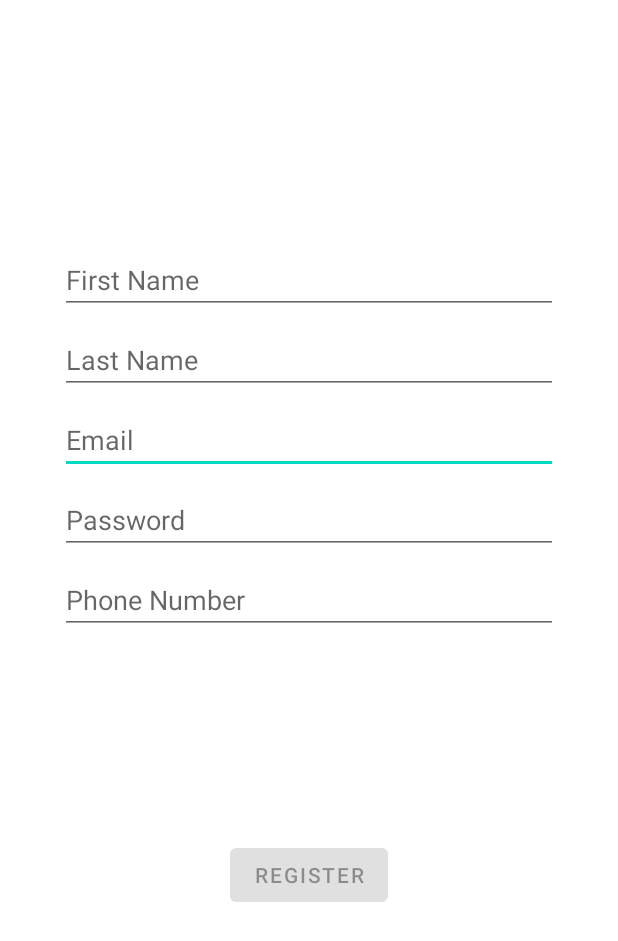
After one commit to Dy-123/XMS, an Android app: the layout activity_register.xml on its own in the app's theme, with its tools: preview values and no code run, on a phone screen of 412 x 824 dp. The commit adds this screen. Shown: the top 941 px of the screen. Run offline under Robolectric (Android 15) with nearby library versions, the phone set to English and light mode, and no system bars.

Commit message:
loginRegisterBasicLayoutImplementation

```diff
--- a/app/build.gradle
+++ b/app/build.gradle
@@ -33,6 +33,9 @@
     implementation 'androidx.appcompat:appcompat:1.2.0'
     implementation 'com.google.android.material:material:1.3.0'
     implementation 'androidx.constraintlayout:constraintlayout:2.0.4'
+    implementation 'androidx.annotation:annotation:1.1.0'
+    implementation 'androidx.lifecycle:lifecycle-livedata-ktx:2.2.0'
+    implementation 'androidx.lifecycle:lifecycle-viewmodel-ktx:2.2.0'
     testImplementation 'junit:junit:4.+'
     androidTestImplementation 'androidx.test.ext:junit:1.1.2'
     androidTestImplementation 'androidx.test.espresso:espresso-core:3.3.0'
--- a/app/src/main/AndroidManifest.xml
+++ b/app/src/main/AndroidManifest.xml
@@ -9,6 +9,9 @@
         android:roundIcon="@mipmap/ic_launcher_round"
         android:supportsRtl="true"
         android:theme="@style/Theme.XMS">
+        <activity
+            android:name=".ui.login.LoginActivity"
+            android:label="@string/title_activity_login"></activity>
         <activity android:name=".MainActivity">
             <intent-filter>
                 <action android:name="android.intent.action.MAIN" />
--- /dev/null
+++ b/app/src/main/res/layout/activity_register.xml
@@ -0,0 +1,118 @@
+<?xml version="1.0" encoding="utf-8"?>
+<androidx.constraintlayout.widget.ConstraintLayout xmlns:android="http://schemas.android.com/apk/res/android"
+    xmlns:app="http://schemas.android.com/apk/res-auto"
+    xmlns:tools="http://schemas.android.com/tools"
+    android:id="@+id/login"
+    android:layout_width="match_parent"
+    android:layout_height="match_parent"
+    android:paddingLeft="@dimen/activity_horizontal_margin"
+    android:paddingTop="@dimen/activity_vertical_margin"
+    android:paddingRight="@dimen/activity_horizontal_margin"
+    android:paddingBottom="@dimen/activity_vertical_margin"
+    tools:context=".ui.login.LoginActivity">
+
+    <EditText
+        android:id="@+id/etusername"
+        android:layout_width="0dp"
+        android:layout_height="wrap_content"
+        android:layout_marginStart="24dp"
+        android:layout_marginTop="8dp"
+        android:layout_marginEnd="24dp"
+        android:hint="@string/prompt_email"
+        android:inputType="textEmailAddress"
+        android:selectAllOnFocus="true"
+        app:layout_constraintEnd_toEndOf="parent"
+        app:layout_constraintHorizontal_bias="1.0"
+        app:layout_constraintStart_toStartOf="parent"
+        app:layout_constraintTop_toBottomOf="@+id/etsname" />
+
+    <EditText
+        android:id="@+id/etpassword"
+        android:layout_width="0dp"
+        android:layout_height="wrap_content"
+        android:layout_marginStart="24dp"
+        android:layout_marginTop="8dp"
+        android:layout_marginEnd="24dp"
+        android:hint="@string/prompt_password"
+        android:imeActionLabel="@string/action_sign_in_short"
+        android:imeOptions="actionDone"
+        android:inputType="textPassword"
+        android:selectAllOnFocus="true"
+        app:layout_constraintEnd_toEndOf="parent"
+        app:layout_constraintStart_toStartOf="parent"
+        app:layout_constraintTop_toBottomOf="@+id/etusername" />
+
+    <Button
+        android:id="@+id/btnRegister"
+        android:layout_width="wrap_content"
+        android:layout_height="wrap_content"
+        android:layout_gravity="start"
+        android:layout_marginStart="48dp"
+        android:layout_marginEnd="48dp"
+        android:layout_marginBottom="64dp"
+        android:enabled="false"
+        android:text="Register"
+        app:layout_constraintBottom_toBottomOf="parent"
+        app:layout_constraintEnd_toEndOf="parent"
+        app:layout_constraintStart_toStartOf="parent"
+        app:layout_constraintTop_toBottomOf="@+id/etphone" />
+
+    <ProgressBar
+        android:id="@+id/loading"
+        android:layout_width="wrap_content"
+        android:layout_height="wrap_content"
+        android:layout_gravity="center"
+        android:layout_marginStart="32dp"
+        android:layout_marginTop="64dp"
+        android:layout_marginEnd="32dp"
+        android:layout_marginBottom="64dp"
+        android:visibility="gone"
+        app:layout_constraintBottom_toBottomOf="parent"
+        app:layout_constraintEnd_toEndOf="@+id/etpassword"
+        app:layout_constraintStart_toStartOf="@+id/etpassword"
+        app:layout_constraintTop_toTopOf="parent"
+        app:layout_constraintVertical_bias="0.3" />
+
+    <EditText
+        android:id="@+id/etsname"
+        android:layout_width="0dp"
+        android:layout_height="wrap_content"
+        android:layout_marginStart="24dp"
+        android:layout_marginTop="8dp"
+        android:layout_marginEnd="24dp"
+        android:ems="10"
+        android:hint="Last Name"
+        android:inputType="textPersonName"
+        app:layout_constraintEnd_toEndOf="parent"
+        app:layout_constraintStart_toStartOf="parent"
+        app:layout_constraintTop_toBottomOf="@+id/etname" />
+
+    <EditText
+        android:id="@+id/etname"
+        android:layout_width="0dp"
+        android:layout_height="wrap_content"
+        android:layout_marginStart="24dp"
+        android:layout_marginTop="148dp"
+        android:layout_marginEnd="24dp"
+        android:ems="10"
+        android:hint="First Name"
+        android:inputType="textPersonName"
+        app:layout_constraintEnd_toEndOf="parent"
+        app:layout_constraintStart_toStartOf="parent"
+        app:layout_constraintTop_toTopOf="parent" />
+
+    <EditText
+        android:id="@+id/etphone"
+        android:layout_width="0dp"
+        android:layout_height="wrap_content"
+        android:layout_marginStart="24dp"
+        android:layout_marginTop="8dp"
+        android:layout_marginEnd="24dp"
+        android:ems="10"
+        android:hint="Phone Number"
+        android:inputType="phone"
+        app:layout_constraintEnd_toEndOf="parent"
+        app:layout_constraintStart_toStartOf="parent"
+        app:layout_constraintTop_toBottomOf="@+id/etpassword" />
+
+</androidx.constraintlayout.widget.ConstraintLayout>
--- /dev/null
+++ b/app/src/main/res/values/dimens.xml
@@ -0,0 +1,5 @@
+<resources>
+    <!-- Default screen margins, per the Android Design guidelines. -->
+    <dimen name="activity_horizontal_margin">16dp</dimen>
+    <dimen name="activity_vertical_margin">16dp</dimen>
+</resources>
--- a/app/src/main/res/values/strings.xml
+++ b/app/src/main/res/values/strings.xml
@@ -1,3 +1,12 @@
 <resources>
     <string name="app_name">XMS</string>
+    <string name="title_activity_login">LoginActivity</string>
+    <string name="prompt_email">Email</string>
+    <string name="prompt_password">Password</string>
+    <string name="action_sign_in">Sign in or register</string>
+    <string name="action_sign_in_short">Sign in</string>
+    <string name="welcome">"Welcome !"</string>
+    <string name="invalid_username">Not a valid username</string>
+    <string name="invalid_password">Password must be >5 characters</string>
+    <string name="login_failed">"Login failed"</string>
 </resources>
```
Also changed, not shown: app/src/main/java/com/example/xms/LoginActivity.java (added, +31 -0 lines), app/src/main/java/com/example/xms/RegisterActivity.java (added, +28 -0 lines), app/src/main/res/layout/activity_login.xml (added, +76 -0 lines), app/src/main/res/xml/loginlayout2_scene.xml (added, +19 -0 lines).
